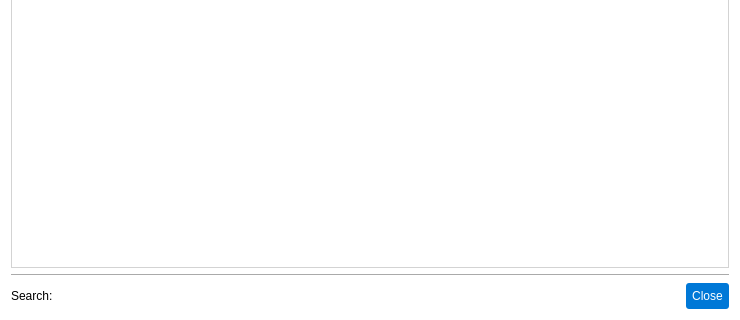
The window that pastrocore/gui_pyside/dialog_catalog.ui (Torward1024/pAstroCORE) describes before a commit, drawn with Qt 5; both pictures show x 0 to 740 and y 230 to 550 of the 740 by 550 pixel window.
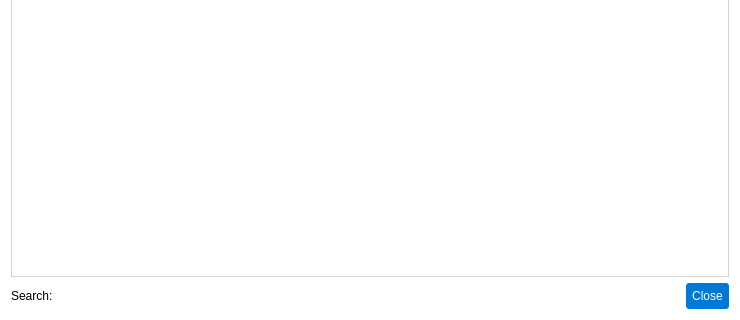
The same window after the commit. Icons and pictures are not drawn.

Diff of the .ui file:
```diff
--- a/pastrocore/gui_pyside/dialog_catalog.ui
+++ b/pastrocore/gui_pyside/dialog_catalog.ui
@@ -194,13 +194,6 @@
      </property>
     </widget>
    </item>
-   <item row="1" column="0" colspan="4">
-    <widget class="Line" name="line">
-     <property name="orientation">
-      <enum>Qt::Orientation::Horizontal</enum>
-     </property>
-    </widget>
-   </item>
   </layout>
  </widget>
  <resources>
```
Left out of the diff: 82 changed lines with no effect on the pictures.
